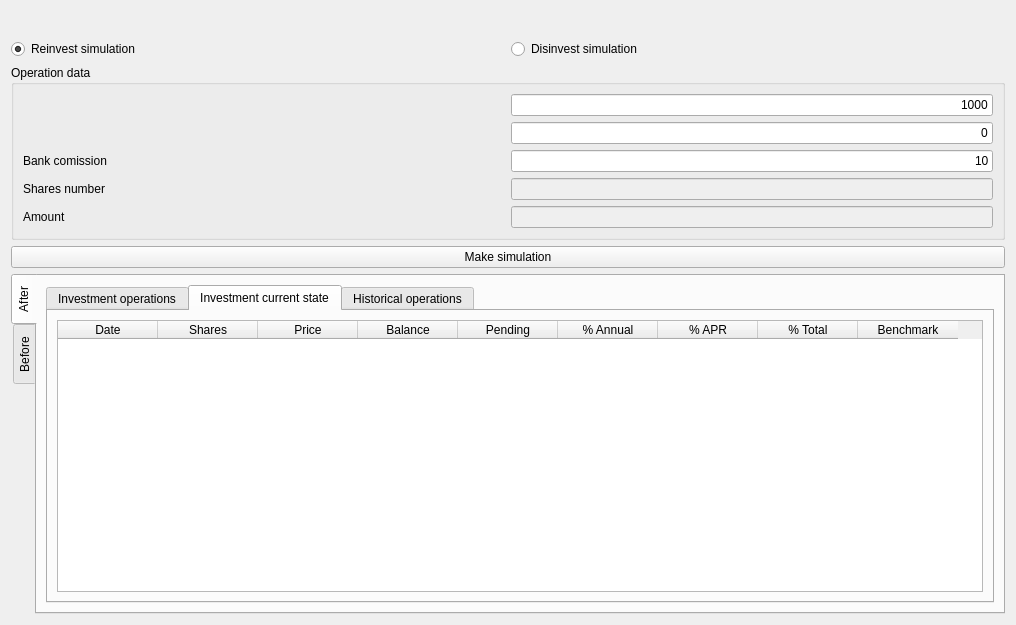
First picture: the form in ui/wdgDisReinvest.ui, repository turulomio/xulpymoney, before the edit.
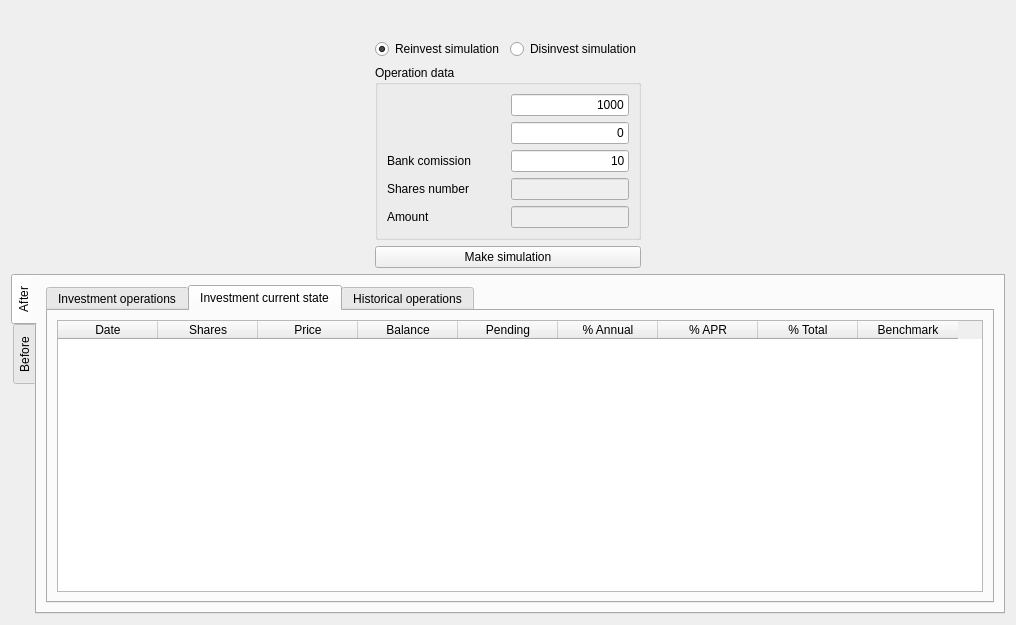
Second picture: the form after the edit. Icons and pictures are not drawn. Custom widgets are drawn as their Qt base class.

Diff of the .ui file:
```diff
--- a/ui/wdgDisReinvest.ui
+++ b/ui/wdgDisReinvest.ui
@@ -14,9 +14,9 @@
    <iconset resource="../images/xulpymoney.qrc">
     <normaloff>:/xulpymoney/tools-wizard.png</normaloff>:/xulpymoney/tools-wizard.png</iconset>
   </property>
-  <layout class="QHBoxLayout" name="horizontalLayout">
+  <layout class="QHBoxLayout" name="horizontalLayout_7">
    <item>
-    <layout class="QVBoxLayout" name="verticalLayout">
+    <layout class="QVBoxLayout" name="verticalLayout_3">
      <item>
       <widget class="QLabel" name="lblTitulo">
        <property name="font">
@@ -37,6 +37,23 @@
      <item>
       <layout class="QHBoxLayout" name="horizontalLayout_2">
        <item>
+        <spacer name="horizontalSpacer">
+         <property name="orientation">
+          <enum>Qt::Horizontal</enum>
+         </property>
+         <property name="sizeHint" stdset="0">
+          <size>
+           <width>40</width>
+           <height>20</height>
+          </size>
+         </property>
+        </spacer>
+       </item>
+       <item>
+        <layout class="QVBoxLayout" name="verticalLayout">
+         <item>
+          <layout class="QHBoxLayout" name="horizontalLayout">
+           <item>
         <widget class="QRadioButton" name="radRe">
          <property name="text">
           <string>Reinvest simulation</string>
@@ -209,7 +226,28 @@
        <property name="text">
         <string>Make simulation</string>
        </property>
-      </widget>
+           <property name="icon">
+            <iconset resource="../images/xulpymoney.qrc">
+             <normaloff>:/xulpymoney/tools-wizard.png</normaloff>:/xulpymoney/tools-wizard.png</iconset>
+           </property>
+          </widget>
+         </item>
+        </layout>
+       </item>
+       <item>
+        <spacer name="horizontalSpacer_2">
+         <property name="orientation">
+          <enum>Qt::Horizontal</enum>
+         </property>
+         <property name="sizeHint" stdset="0">
+          <size>
+           <width>40</width>
+           <height>20</height>
+          </size>
+         </property>
+        </spacer>
+       </item>
+      </layout>
      </item>
      <item>
       <widget class="QTabWidget" name="tabAB">
```
Lines whose indentation alone changed are shown as unchanged.
